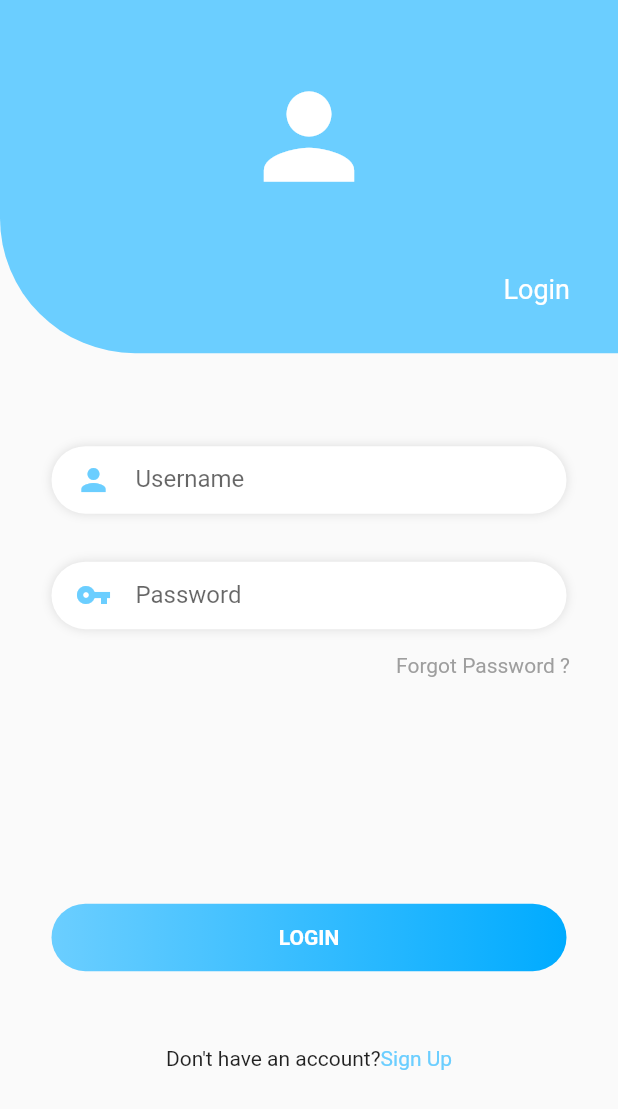
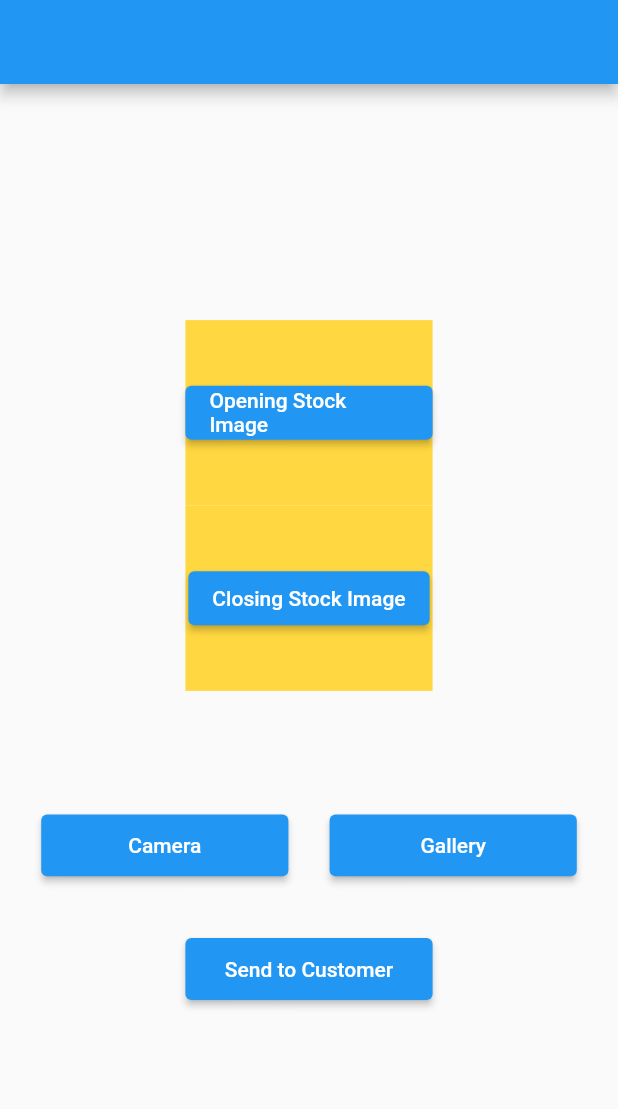
Before and after one commit to Jossiah-Oscar/serencis_sales, a Flutter app: the screen it shows after launch, on a phone screen of 412 x 824 dp. Shown: the top 1109 px of the screen. Run offline on Flutter 3.47's test engine with Material 2 defaults, Android fonts, the phone set to English and light mode, and no system bars; our stand-ins replace cloud_firestore, firebase_auth, firebase_core, firebase_storage, flutter_form_builder, geocoding and 3 more; accounts and stored records are empty.

Commit message:
camera functionality working

```diff
--- a/lib/main.dart
+++ b/lib/main.dart
@@ -6,6 +6,7 @@ import 'package:provider/provider.dart';
 import 'package:serensic_sale/backend/database.dart';
 import 'package:serensic_sale/screens/authentication/signin.dart';
 import 'package:serensic_sale/screens/authentication/signup.dart';
+import 'package:serensic_sale/screens/camera/camera.dart';
 import 'package:serensic_sale/screens/checkin/checkin.dart';
 import 'package:serensic_sale/screens/home/homepage.dart';
 import 'package:serensic_sale/screens/visits/visits.dart';
@@ -36,7 +37,8 @@ class MyApp extends StatelessWidget {
           theme: ThemeData(
             primarySwatch: Colors.blue,
           ),
-          home: const Wrapper(),
+          // home: const Wrapper(),
+          home: ReceiptPage(),
         ));
   }
 }
@@ -82,8 +84,6 @@ class _WrapperState extends State<Wrapper> {
     SharedPreferences prefs = await SharedPreferences.getInstance();
     var obtainedUID = prefs.getString("UID");
 
-
-
     setState(() {
       finalUID = obtainedUID;
     });
--- a/lib/model/company.dart
+++ b/lib/model/company.dart
@@ -1,4 +1,4 @@
-// ignore_for_file: prefer_collection_literals, unnecessary_this, unnecessary_new
+// ignore_for_file: prefer_collection_literals, unnecessary_this
 
 class Visit {
   String? companyName;
@@ -10,9 +10,9 @@ class Visit {
   String? checkOutTime;
   String? uID;
   String? documentID;
-  int? openingStock;
-  int? closingStock;
-  String? picture;
+  String? openingStock;
+  String? closingStock;
+  List<String>? picture;
 
   Visit(
       {this.companyName,
@@ -40,11 +40,11 @@ class Visit {
     documentID = json['Document ID'];
     openingStock = json['Opening Stock'];
     closingStock = json['Closing Stock'];
-    picture = json['Picture'];
+    picture = json['Picture'].cast<String>();
   }
 
   Map<String, dynamic> toJson() {
-    final Map<String, dynamic> data = new Map<String, dynamic>();
+    final Map<String, dynamic> data =  Map<String, dynamic>();
     data['Company Name'] = this.companyName;
     data['Number'] = this.number;
     data['Host Name'] = this.hostName;
--- /dev/null
+++ b/lib/screens/camera/camera.dart
@@ -0,0 +1,142 @@
+// ignore_for_file: unused_element
+
+import 'dart:io';
+
+import 'package:flutter/material.dart';
+import 'package:image_picker/image_picker.dart';
+// import 'package:whatsapp_share/whatsapp_share.dart';
+
+class ReceiptPage extends StatefulWidget {
+  const ReceiptPage({Key? key}) : super(key: key);
+
+  @override
+  _ReceiptPageState createState() => _ReceiptPageState();
+}
+
+class _ReceiptPageState extends State<ReceiptPage> {
+  File? image;
+  File? SendImage;
+  List imageArray = [];
+
+  _imgFromCamera() async {
+    final images = await ImagePicker().pickImage(
+      source: ImageSource.camera,
+    );
+    imageArray.add(
+      File(images!.path),
+    );
+    // final tempImage = File(image!.path);
+
+    setState(() {
+      imageArray;
+      print(images.name);
+      // this.image = tempImage;
+    });
+  }
+
+  _imgFromGallery() async {
+    final image = await ImagePicker().pickImage(
+      source: ImageSource.gallery,
+    );
+    final tempImage = File(image!.path);
+
+    setState(() {
+      this.image = tempImage;
+    });
+  }
+
+  @override
+  Widget build(BuildContext context) {
+    return Scaffold(
+      appBar: AppBar(),
+      body: Container(
+        height: MediaQuery.of(context).size.height,
+        width: MediaQuery.of(context).size.width,
+        child: Center(
+          child: Column(
+            mainAxisAlignment: MainAxisAlignment.center,
+            children: [
+              Container(
+                height: MediaQuery.of(context).size.height * 0.15,
+                width: MediaQuery.of(context).size.width * 0.4,
+                color: Colors.amberAccent,
+                child: imageArray.isNotEmpty
+                    ? Image.file(imageArray[0])
+                    : Center(
+                        child: ElevatedButton(
+                          onPressed: () {
+                            _imgFromCamera();
+                          },
+                          child: Text("Opening Stock Image"),
+                        ),
+                      ),
+              ),
+              Container(
+                height: MediaQuery.of(context).size.height * 0.15,
+                width: MediaQuery.of(context).size.width * 0.4,
+                color: Colors.amberAccent,
+                child: imageArray.length == 2
+                    ? Image.file(imageArray[1])
+                    : Center(
+                        child: ElevatedButton(
+                          onPressed: () {
+                            _imgFromCamera();
+                          },
+                          child: Text("Closing Stock Image"),
+                        ),
+                      ),
+              ),
+              SizedBox(
+                height: MediaQuery.of(context).size.height * 0.1,
+              ),
+              Container(
+                child: Row(
+                  mainAxisAlignment: MainAxisAlignment.spaceEvenly,
+                  crossAxisAlignment: CrossAxisAlignment.center,
+                  children: [
+                    Container(
+                      height: MediaQuery.of(context).size.height * 0.05,
+                      width: MediaQuery.of(context).size.width * 0.4,
+                      child: ElevatedButton(
+                        onPressed: () {
+                          _imgFromCamera();
+                        },
+                        child: Text("Camera"),
+                      ),
+                    ),
+                    Container(
+                      height: MediaQuery.of(context).size.height * 0.05,
+                      width: MediaQuery.of(context).size.width * 0.4,
+                      child: ElevatedButton(
+                        onPressed: () {},
+                        child: Text("Gallery"),
+                      ),
+                    ),
+                  ],
+                ),
+              ),
+              SizedBox(
+                height: MediaQuery.of(context).size.height * 0.05,
+              ),
+              Row(
+                mainAxisAlignment: MainAxisAlignment.spaceAround,
+                children: [
+                  Container(
+                    height: MediaQuery.of(context).size.height * 0.05,
+                    width: MediaQuery.of(context).size.width * 0.4,
+                    child: ElevatedButton(
+                      onPressed: () async {
+                        // await Share.shareFiles([image.path]);
+                      },
+                      child: Text("Send to Customer"),
+                    ),
+                  )
+                ],
+              ),
+            ],
+          ),
+        ),
+      ),
+    );
+  }
+}
--- a/pubspec.yaml
+++ b/pubspec.yaml
@@ -45,6 +45,8 @@ dependencies:
   firebase_auth: ^3.3.6
   shared_preferences: ^2.0.12
   geocoding: ^2.0.2
+  image_picker: ^0.8.4+9
+  # share_plus: ^3.1.0
 
 
 dev_dependencies:
```
Also changed, not shown: assets/data/info.json (+3 -4 lines), lib/backend/database.dart (+11 -4 lines), lib/screens/checkin/checkin.dart (+31 -2 lines), pubspec.lock.
